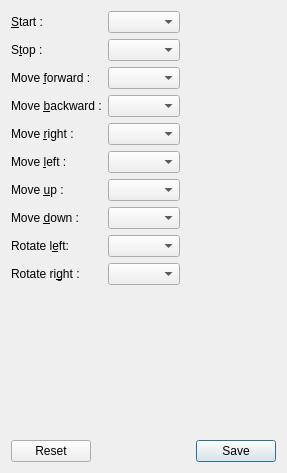
Before: the Qt Designer form apps/joystickmapper/src/ActionConfigurationView.ui in lengagne/mogs_joystick, drawn with Qt 5.
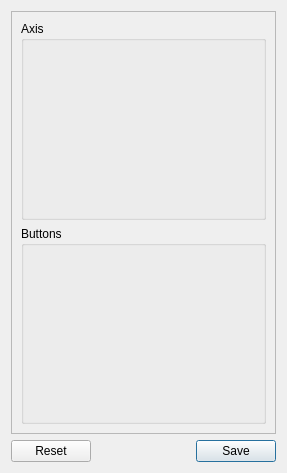
After: the same form once the commit is applied.

```diff
--- a/apps/joystickmapper/src/ActionConfigurationView.ui
+++ b/apps/joystickmapper/src/ActionConfigurationView.ui
@@ -12,141 +12,47 @@
   </property>
   <layout class="QVBoxLayout" name="verticalLayout">
    <item>
-    <layout class="QFormLayout" name="formLayout">
-     <property name="fieldGrowthPolicy">
-      <enum>QFormLayout::ExpandingFieldsGrow</enum>
+    <widget class="QScrollArea" name="scrollArea">
+     <property name="widgetResizable">
+      <bool>true</bool>
      </property>
-     <item row="0" column="0">
-      <widget class="QLabel" name="startLabel">
-       <property name="text">
-        <string>&amp;Start :</string>
-       </property>
-       <property name="buddy">
-        <cstring>startComboBox</cstring>
-       </property>
-      </widget>
-     </item>
-     <item row="0" column="1">
-      <widget class="QComboBox" name="startComboBox"/>
-     </item>
-     <item row="1" column="0">
-      <widget class="QLabel" name="sTopLabel">
-       <property name="text">
-        <string>S&amp;top :</string>
-       </property>
-       <property name="buddy">
-        <cstring>sTopComboBox</cstring>
-       </property>
-      </widget>
-     </item>
-     <item row="1" column="1">
-      <widget class="QComboBox" name="sTopComboBox"/>
-     </item>
-     <item row="2" column="0">
-      <widget class="QLabel" name="moveForwardLabel">
-       <property name="text">
-        <string>Move &amp;forward :</string>
-       </property>
-       <property name="buddy">
-        <cstring>moveForwardComboBox</cstring>
-       </property>
-      </widget>
-     </item>
-     <item row="2" column="1">
-      <widget class="QComboBox" name="moveForwardComboBox"/>
-     </item>
-     <item row="3" column="0">
-      <widget class="QLabel" name="moveBackwardLabel">
-       <property name="text">
-        <string>Move &amp;backward :</string>
-       </property>
-       <property name="buddy">
-        <cstring>moveBackwardComboBox</cstring>
-       </property>
-      </widget>
-     </item>
-     <item row="3" column="1">
-      <widget class="QComboBox" name="moveBackwardComboBox"/>
-     </item>
-     <item row="4" column="0">
-      <widget class="QLabel" name="moveRightLabel">
-       <property name="text">
-        <string>Move &amp;right :</string>
-       </property>
-       <property name="buddy">
-        <cstring>moveRightComboBox</cstring>
-       </property>
-      </widget>
-     </item>
-     <item row="4" column="1">
-      <widget class="QComboBox" name="moveRightComboBox"/>
-     </item>
-     <item row="5" column="0">
-      <widget class="QLabel" name="moveLeftLabel">
-       <property name="text">
-        <string>Move &amp;left :</string>
-       </property>
-       <property name="buddy">
-        <cstring>moveLeftComboBox</cstring>
-       </property>
-      </widget>
-     </item>
-     <item row="5" column="1">
-      <widget class="QComboBox" name="moveLeftComboBox"/>
-     </item>
-     <item row="6" column="0">
-      <widget class="QLabel" name="moveUpLabel">
-       <property name="text">
-        <string>Move &amp;up :</string>
-       </property>
-       <property name="buddy">
-        <cstring>moveUpComboBox</cstring>
-       </property>
-      </widget>
-     </item>
-     <item row="6" column="1">
-      <widget class="QComboBox" name="moveUpComboBox"/>
-     </item>
-     <item row="7" column="0">
-      <widget class="QLabel" name="moveDownLabel">
-       <property name="text">
-        <string>Move &amp;down :</string>
-       </property>
-       <property name="buddy">
-        <cstring>moveDownComboBox</cstring>
-       </property>
-      </widget>
-     </item>
-     <item row="7" column="1">
-      <widget class="QComboBox" name="moveDownComboBox"/>
-     </item>
-     <item row="8" column="0">
-      <widget class="QLabel" name="rotateLEftLabel">
-       <property name="text">
-        <string>Rotate l&amp;eft:</string>
-       </property>
-       <property name="buddy">
-        <cstring>rotateLEftComboBox</cstring>
-       </property>
-      </widget>
-     </item>
-     <item row="8" column="1">
-      <widget class="QComboBox" name="rotateLEftComboBox"/>
-     </item>
-     <item row="9" column="0">
-      <widget class="QLabel" name="rotateRiGhtLabel">
-       <property name="text">
-        <string>Rotate ri&amp;ght :</string>
-       </property>
-       <property name="buddy">
-        <cstring>rotateRiGhtComboBox</cstring>
-       </property>
-      </widget>
-     </item>
-     <item row="9" column="1">
-      <widget class="QComboBox" name="rotateRiGhtComboBox"/>
-     </item>
-    </layout>
+     <widget class="QWidget" name="scrollAreaWidgetContents">
+      <property name="geometry">
+       <rect>
+        <x>0</x>
+        <y>0</y>
+        <width>273</width>
+        <height>430</height>
+       </rect>
+      </property>
+      <layout class="QVBoxLayout" name="verticalLayout_2">
+       <item>
+        <widget class="QGroupBox" name="axisBox">
+         <property name="title">
+          <string>Axis</string>
+         </property>
+         <layout class="QFormLayout" name="formLayout">
+          <property name="fieldGrowthPolicy">
+           <enum>QFormLayout::ExpandingFieldsGrow</enum>
+          </property>
+         </layout>
+        </widget>
+       </item>
+       <item>
+        <widget class="QGroupBox" name="buttonsBox">
+         <property name="title">
+          <string>Buttons</string>
+         </property>
+         <layout class="QFormLayout" name="formLayout_2">
+          <property name="fieldGrowthPolicy">
+           <enum>QFormLayout::ExpandingFieldsGrow</enum>
+          </property>
+         </layout>
+        </widget>
+       </item>
+      </layout>
+     </widget>
+    </widget>
    </item>
    <item>
     <widget class="QDialogButtonBox" name="buttonBox">
```
